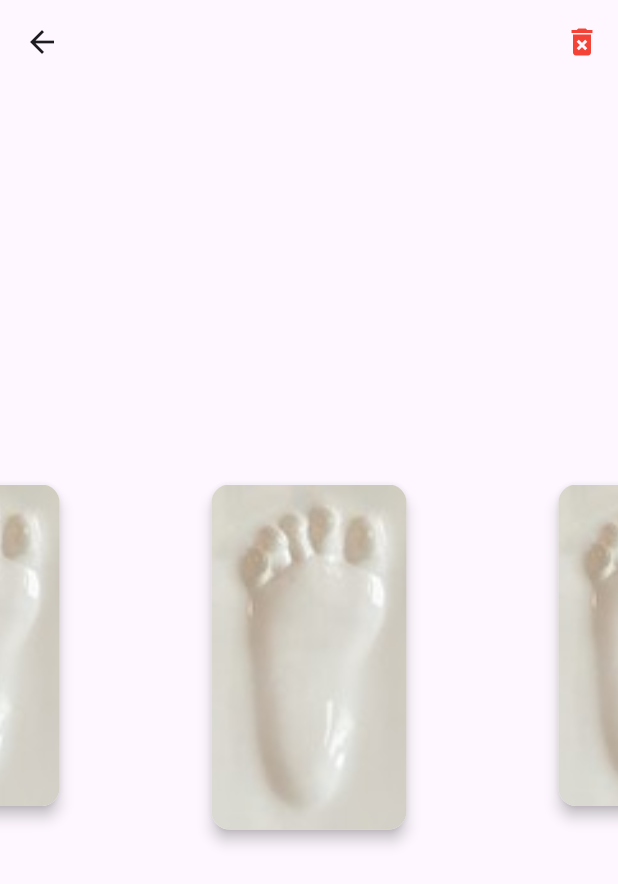
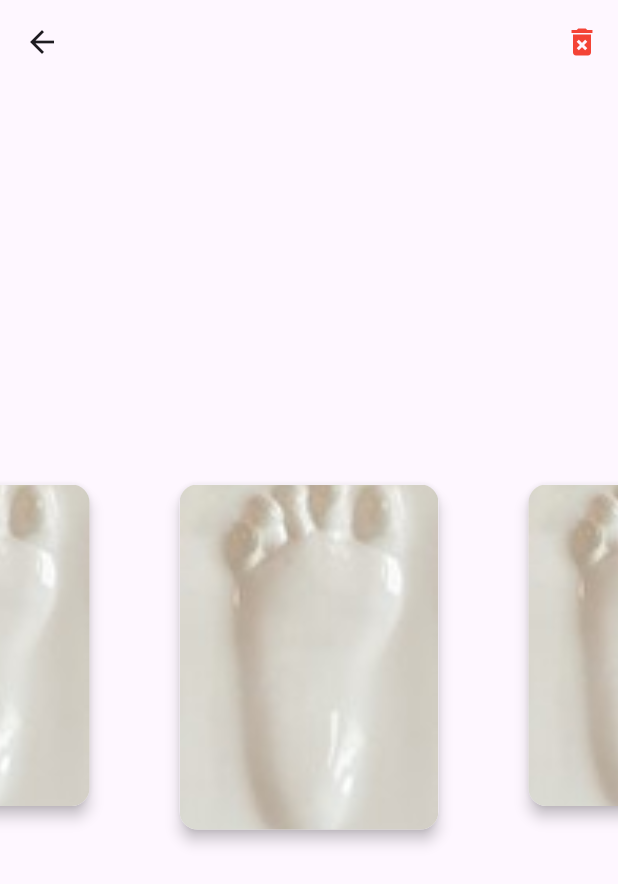
Before and after one commit to unearthcreator/barnbok, a Flutter app: the screen it shows after launch, after a tap on "Go to stories", on a phone screen of 412 x 824 dp. Shown: the top 884 px of the screen. Run offline on Flutter 3.47's test engine with Material 3 defaults, Android fonts, the phone set to English and light mode, and no system bars; our stand-ins replace hive, hive_flutter, image_cropper, image_picker, logger; accounts and stored records are empty.

Commit message:
Added image to card now after choosing it

```diff
--- a/lib/features/menu_screens/widgets/story_carousel.dart
+++ b/lib/features/menu_screens/widgets/story_carousel.dart
@@ -1,15 +1,13 @@
+import 'dart:io'; // Keep for File usage
 import 'package:flutter/material.dart';
 import 'package:flutter/gestures.dart';
 import 'package:flutter/foundation.dart'; // Needed for kIsWeb
-// Import the UUID package
-import 'package:hive/hive.dart'; // Import Hive
-import 'package:collection/collection.dart'; // Import for firstWhereOrNull
+import 'package:hive/hive.dart';
+import 'package:collection/collection.dart';
 
-// Adjust these paths according to your project structure
 import 'package:barnbok/models/card_info.dart';
 import 'package:barnbok/repositories/card_data_repository.dart';
 import 'package:barnbok/repositories/hive_card_data_repository.dart';
-// --- Import the new dialog file ---
 import 'package:barnbok/features/menu_screens/widgets/story_dialog.dart';
 
 class StoryCarousel extends StatefulWidget {
@@ -20,39 +18,36 @@ class StoryCarousel extends StatefulWidget {
 }
 
 class _StoryCarouselState extends State<StoryCarousel> {
-  // This list still determines the *number* of cards (itemCount)
   final List<String> _stories = [
      'Item 1', 'Item 2', 'Item 3', 'Item 4', 'Item 5', 'Item 6', 'Item 7',
    ];
-
-  // Image paths
   final String _defaultImagePath = 'assets/images/baby_foot_ceramic.jpg';
-  // Default image path for newly created cards (if needed by dialog)
-  // final String _newUserImagePath = 'assets/images/placeholder_user.png'; // Now handled in dialog
-
   late PageController _pageController;
-  Orientation? _lastOrientation;
+  Orientation? _lastOrientation; // Start as null
+  // Initialize with default portrait value
   double _currentViewportFraction = 0.55;
 
-  // --- Repository and Data Handling ---
   Future<void>? _initFuture;
   late final CardDataRepository _repository;
   List<CardInfo> _savedCards = [];
   bool _isLoading = true;
   bool _hasError = false;
-  // --- End Data Handling ---
 
+  // --- FIXED initState ---
   @override
   void initState() {
     super.initState();
+    // Initialize PageController with the DEFAULT viewport fraction.
+    // Do NOT use MediaQuery or context here.
     _pageController = PageController(
-      viewportFraction: _currentViewportFraction,
+      viewportFraction: _currentViewportFraction, // Use the default value
       initialPage: (_stories.length / 2).floor(),
     );
     _initFuture = _initializeAndLoadData();
+    print("initState completed.");
   }
+  // --- End FIX ---
 
-  // --- Combined initialization and data loading function ---
   Future<void> _initializeAndLoadData() async {
      if (!mounted) return;
      setState(() {
@@ -81,17 +76,14 @@ class _StoryCarouselState extends State<StoryCarousel> {
         }
      }
   }
-  // --- End Initialization Function ---
 
-  // --- Function to load card data from repository ---
   Future<void> _loadInitialCardData() async {
      print("StoryCarousel: Loading initial card data...");
      _savedCards = await _repository.getAllCardsSortedByPosition();
      print("StoryCarousel: Loaded ${_savedCards.length} cards.");
   }
-  // --- End Load Data Function ---
 
-
+  // Correctly placed calculation (no context needed here)
   double _calculateViewportFraction(Orientation orientation) {
     if (kIsWeb) {
       return 0.15;
@@ -100,36 +92,45 @@ class _StoryCarouselState extends State<StoryCarousel> {
     }
   }
 
+  // Correctly placed context-dependent logic
   @override
   void didChangeDependencies() {
-    // Resetting page controller logic remains the same
     super.didChangeDependencies();
-    final orientation = MediaQuery.of(context).orientation;
+    final orientation = MediaQuery.of(context).orientation; // Safe to use context here
     final newViewportFraction = _calculateViewportFraction(orientation);
 
+    // Check if orientation or viewport fraction actually changed OR if first run
     if (_lastOrientation != orientation || _currentViewportFraction != newViewportFraction) {
-      _lastOrientation = orientation;
-      _currentViewportFraction = newViewportFraction;
+       print("didChangeDependencies: Orientation or Viewport change detected.");
 
+      _lastOrientation = orientation; // Update _lastOrientation
+      _currentViewportFraction = newViewportFraction; // Update fraction
+
+      // Determine current page robustly
       final currentPage = (_pageController.hasClients && _pageController.position.hasContentDimensions && _pageController.page != null)
                           ? _pageController.page!.round()
                           : (_stories.length / 2).floor();
 
       final oldPageController = _pageController;
 
+      // Create new controller with CORRECT fraction
       _pageController = PageController(
         viewportFraction: _currentViewportFraction,
         initialPage: currentPage,
       );
 
+      // Clean up old controller safely
       WidgetsBinding.instance.addPostFrameCallback((_) {
-        if (mounted && oldPageController != _pageController) {
+        if (mounted && oldPageController.hasClients && oldPageController != _pageController ) {
           oldPageController.dispose();
+          print("Old PageController disposed in didChangeDependencies.");
         }
       });
 
+      // Ensure UI uses the correct fraction, especially for baseCardWidth calculation in build
       setState(() {});
     }
+     print("didChangeDependencies completed.");
   }
 
   @override
@@ -138,9 +139,8 @@ class _StoryCarouselState extends State<StoryCarousel> {
     super.dispose();
   }
 
-
-  // --- Function to handle card taps ---
   Future<void> _onCardTap(int index) async {
+     // ... (No changes needed in _onCardTap) ...
       if (_isLoading || _hasError) {
        print("StoryCarousel: Cannot handle tap, repository not ready or error occurred.");
        return;
@@ -148,132 +148,137 @@ class _StoryCarouselState extends State<StoryCarousel> {
 
      print('Card tapped at index: $index');
      try {
-      // Find existing card directly from the loaded state
        final CardInfo? existingCard = _savedCards.firstWhereOrNull(
          (card) => card.positionIndex == index
        );
 
        if (existingCard != null) {
-        // Card data FOUND
          print('Card data already exists for index $index!');
          print('Existing Card Info: $existingCard');
          // TODO: Navigate to the timeline screen, passing existingCard.uniqueId
        } else {
-        // Card data NOT FOUND - Show the external dialog
          print('No card data found for index $index. Showing create dialog...');
-
-        // --- Call the external dialog function, passing the index ---
-        // Expecting bool? result (true if saved, null/false otherwise)
          final result = await showCreateStoryDialog(context, index);
 
-        // --- Check if the dialog confirmed a successful save ---
          if (result == true) {
            print('Create dialog confirmed successful save.');
-
-           // --- Refresh local data AFTER dialog saved ---
-           // Add a slight delay before reloading and setting state
-           await Future.delayed(Duration.zero); // Delay to allow dialog dismissal to settle
-
-           if (mounted) { // Check if widget is still mounted after delay
+           if (!mounted) return;
            print("StoryCarousel: Reloading data after save...");
-              await _loadInitialCardData(); // Fetch updated list from Hive
-              setState(() {}); // Trigger rebuild to show the new indicator
+           await _loadInitialCardData();
+           if (mounted) {
+             setState(() {});
              print("StoryCarousel: Data reloaded, UI should update.");
            }
-           // --- End refresh ---
          } else {
-           // Dialog was cancelled or save failed within the dialog
            print('Create dialog cancelled or save failed.');
          }
        }
      } catch (e, stackTrace) {
        print('Error handling card tap for index $index: $e\n$stackTrace');
-      // TODO: Show an error message to the user
      }
   }
-  // --- End card tap handler ---
-
 
   @override
   Widget build(BuildContext context) {
-    // Use FutureBuilder to wait for initialization and initial data load
     return FutureBuilder(
       future: _initFuture,
       builder: (context, snapshot) {
-        // Show loading or error states
         if (_isLoading || snapshot.connectionState == ConnectionState.waiting) {
           return const Center(child: CircularProgressIndicator());
         } else if (_hasError || snapshot.hasError) {
-           print("FutureBuilder Error: Failed to initialize/load data: ${snapshot.error}");
-           return Center(
-             child: Text(
-                'Error initializing storage.\nPlease restart the app.',
-                textAlign: TextAlign.center,
-                style: TextStyle(color: Colors.red[700]),
-             ),
-           );
+          print("FutureBuilder Error: ${snapshot.error}");
+          // Simplified error display for brevity
+          return const Center(child: Text('Error loading data', style: TextStyle(color: Colors.red)));
         } else {
-          // --- Data is ready, build the actual carousel ---
+          // Main Carousel build
           return SizedBox(
             height: 290.0,
             child: ScrollConfiguration(
               behavior: ScrollConfiguration.of(context).copyWith(
-                dragDevices: {
-                  PointerDeviceKind.touch,
-                  PointerDeviceKind.mouse,
-                },
+                dragDevices: { PointerDeviceKind.touch, PointerDeviceKind.mouse },
               ),
               child: PageView.builder(
-                controller: _pageController,
+                controller: _pageController, // Use the potentially updated controller
                 itemCount: _stories.length,
                 itemBuilder: (context, index) {
-                  // Find the corresponding saved card from the loaded state
                   final CardInfo? cardInfo = _savedCards.firstWhereOrNull(
                     (card) => card.positionIndex == index
                   );
-                  // Determine image path: use saved path if available, else default
                   final String imagePathToShow = cardInfo?.imagePath ?? _defaultImagePath;
-                  // Pass the found cardInfo (or null) and image path down
+
+                  // Use MediaQuery HERE (safe within build) to get width
+                  double availableWidth = MediaQuery.of(context).size.width * _currentViewportFraction;
+                  // Adjust multiplier to control how much of the viewport the base card takes
+                  double baseCardWidth = availableWidth * 0.85; // Example: 85% of viewport item width
+
                   return _buildStoryItemContent(
                     imagePathToShow,
                     index,
                     cardInfo,
+                    baseCardWidth, // Pass calculated base width
                   );
                 },
               ),
             ),
           );
-          // --- End actual carousel build ---
         }
       },
     );
   }
 
-  // --- Updated to accept CardInfo and build indicator with text ---
-  Widget _buildStoryItemContent(String imageAssetPath, int index, CardInfo? cardInfo) {
-    double baseCardWidth = 250 * 0.6;
+  // --- _buildStoryItemContent method (with conditional image loading) remains the same ---
+  Widget _buildStoryItemContent(String imagePath, int index, CardInfo? cardInfo, double baseCardWidth) {
+      final bool isAsset = !imagePath.startsWith('/');
+      Widget errorFallbackWidget = Container( /* ... */ ); // Keep fallback
+      Widget imageWidget;
+
+      if (isAsset) {
+        imageWidget = Image.asset(
+           imagePath,
+           fit: BoxFit.cover,
+           errorBuilder: (context, error, stackTrace) {
+             print("Error loading asset image: $imagePath, Error: $error");
+             if (imagePath != _defaultImagePath) {
+               return Image.asset(_defaultImagePath, fit: BoxFit.cover, errorBuilder: (ctx, err, st) => errorFallbackWidget);
+             } else { return errorFallbackWidget; }
+           },
+         );
+      } else {
+         File imageFile = File(imagePath);
+         imageWidget = Image.file(
+           imageFile,
+           fit: BoxFit.cover,
+           errorBuilder: (context, error, stackTrace) {
+             print("Error loading file image: $imagePath, Error: $error");
+             return Image.asset(_defaultImagePath, fit: BoxFit.cover, errorBuilder: (ctx, err, st) => errorFallbackWidget);
+           },
+         );
+      }
 
       return Column(
         mainAxisSize: MainAxisSize.min,
         children: [
-        // --- Existing Animated Card Structure ---
           AnimatedBuilder(
             animation: _pageController,
             builder: (context, child) {
-            // Animation logic remains the same
               double value = 0.0;
-            if (_pageController.hasClients && _pageController.position.hasContentDimensions) {
-              value = index - (_pageController.page ?? _pageController.initialPage.toDouble());
+              double cardHeight = 250.0; // Base height
+              double animatedCardWidth = baseCardWidth; // Base width for calculation
+
+              if (_pageController.hasClients && _pageController.position.hasContentDimensions && _pageController.page != null) {
+                 value = index - _pageController.page!;
                  value = (1 - (value.abs() * 0.3)).clamp(0.8, 1.0);
+                 animatedCardWidth = Curves.easeOut.transform(value) * baseCardWidth;
+                 cardHeight = Curves.easeOut.transform(value) * cardHeight; // Apply scaling
               } else {
-              value = index == _pageController.initialPage ? 1.0 : 0.8;
+                 value = (index == _pageController.initialPage) ? 1.0 : 0.8;
+                 animatedCardWidth = Curves.easeOut.transform(value) * baseCardWidth;
+                 cardHeight = Curves.easeOut.transform(value) * cardHeight; // Apply scaling
               }
-            double cardHeight = 250;
-            double animatedCardWidth = Curves.easeOut.transform(value) * baseCardWidth;
 
               return Center(
                 child: SizedBox(
-                height: Curves.easeOut.transform(value) * cardHeight,
+                  height: cardHeight,
                   width: animatedCardWidth,
                   child: GestureDetector(
                     onTap: () => _onCardTap(index),
@@ -282,70 +287,35 @@ class _StoryCarouselState extends State<StoryCarousel> {
                 ),
               );
             },
-          child: Card( // Card definition remains the same
-            margin: EdgeInsets.symmetric(
-                horizontal: kIsWeb ? 8.0 : 10.0,
-                vertical: 10.0
-            ),
+            child: Card(
+              margin: EdgeInsets.symmetric(horizontal: kIsWeb ? 8.0 : 10.0, vertical: 10.0),
               elevation: 4.0,
               clipBehavior: Clip.antiAlias,
-            child: Image.asset(
-              imageAssetPath, // Use the determined image path
-              fit: BoxFit.cover,
-              errorBuilder: (context, error, stackTrace) {
-                 // Log error for the *original* image path attempted
-                 print("Error loading image: $imageAssetPath, Error: $error");
-                 // Fallback to default image
-                 return Image.asset(
-                    _defaultImagePath,
-                    fit: BoxFit.cover,
-                    // Error builder for the fallback image itself
-                    errorBuilder: (ctx, err, st) {
-                       // Log error for the *fallback* image path
-                       print("Error loading fallback image: $_defaultImagePath, Error: $err");
-                       // Final fallback: display an icon/placeholder
-                       return Container(
-                          color: Colors.grey[300],
-                          child: Center(child: Icon(Icons.broken_image, color: Colors.grey[600]))
-                       );
-                    },
-                 );
-              },
+              child: imageWidget, // Use the conditional image widget
             ),
           ),
-        ),
-        // --- End Existing Card Structure ---
-
-        // --- Conditional Indicator Box with Text ---
-        if (cardInfo != null) ...[
+          // --- Conditional Indicator Box (remains the same) ---
+          if (cardInfo != null && cardInfo.surname.isNotEmpty) ...[
              const SizedBox(height: 4),
              Container(
-            width: baseCardWidth * 0.9,
+               width: baseCardWidth * 0.9, // Use baseCardWidth for consistency
                height: 20,
-            padding: const EdgeInsets.symmetric(horizontal: 4.0), // Add padding for text
+               padding: const EdgeInsets.symmetric(horizontal: 4.0),
                decoration: BoxDecoration(
                  color: Colors.grey[200],
                  borderRadius: BorderRadius.circular(4),
                ),
-            // Add centered text displaying the surname
                child: Center(
                  child: Text(
-                cardInfo.surname, // Display the surname
-                style: const TextStyle(
-                  fontSize: 11, // Slightly larger font size
-                  fontWeight: FontWeight.w500, // Medium weight
-                  color: Colors.black87, // Darker text color
-                  overflow: TextOverflow.ellipsis, // Handle long names
-                ),
+                   cardInfo.surname,
+                   style: const TextStyle(fontSize: 11, fontWeight: FontWeight.w500, color: Colors.black87, overflow: TextOverflow.ellipsis),
                    textAlign: TextAlign.center,
                  ),
                ),
              ),
            ] else ...[
-          // Keep consistent height when no indicator is shown
              const SizedBox(height: 24),
            ],
-        // --- End Conditional Indicator Box ---
         ],
       );
     }
```
Also changed, not shown: lib/features/menu_screens/profile_image_selector.dart (+62 -42 lines). Lines whose indentation alone changed are shown as unchanged.
